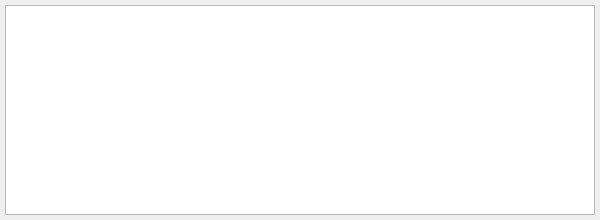
gqrx-sdr/gqrx, file qtgui/dockfreqtable.ui: the form before one commit.
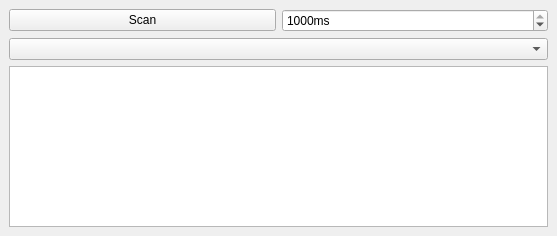
The form after the commit.

Commit message: Support more Freq-Tables and selecting via Combobox.

Diff of the .ui file:
```diff
--- a/qtgui/dockfreqtable.ui
+++ b/qtgui/dockfreqtable.ui
@@ -6,8 +6,8 @@
    <rect>
     <x>0</x>
     <y>0</y>
-    <width>600</width>
-    <height>220</height>
+    <width>557</width>
+    <height>236</height>
    </rect>
   </property>
   <property name="sizePolicy">
@@ -30,18 +30,42 @@
   </property>
   <widget class="QWidget" name="dockWidgetContents">
    <layout class="QVBoxLayout" name="verticalLayout">
-    <property name="leftMargin">
-     <number>5</number>
-    </property>
-    <property name="topMargin">
-     <number>5</number>
-    </property>
-    <property name="rightMargin">
-     <number>5</number>
-    </property>
-    <property name="bottomMargin">
-     <number>5</number>
-    </property>
+    <item>
+     <layout class="QHBoxLayout" name="horizontalLayout">
+      <item>
+       <widget class="QPushButton" name="pushButtonScan">
+        <property name="text">
+         <string>Scan</string>
+        </property>
+       </widget>
+      </item>
+      <item>
+       <widget class="QSpinBox" name="spinBoxScanSpeed">
+        <property name="minimumSize">
+         <size>
+          <width>80</width>
+          <height>0</height>
+         </size>
+        </property>
+        <property name="suffix">
+         <string>ms</string>
+        </property>
+        <property name="minimum">
+         <number>1</number>
+        </property>
+        <property name="maximum">
+         <number>1000</number>
+        </property>
+        <property name="value">
+         <number>1000</number>
+        </property>
+       </widget>
+      </item>
+     </layout>
+    </item>
+    <item>
+     <widget class="QComboBox" name="comboBoxSelectFreqTable"/>
+    </item>
     <item>
      <widget class="QTableView" name="tableViewFrequencyList">
       <property name="minimumSize">
```
The commit also changes 4 other files.
